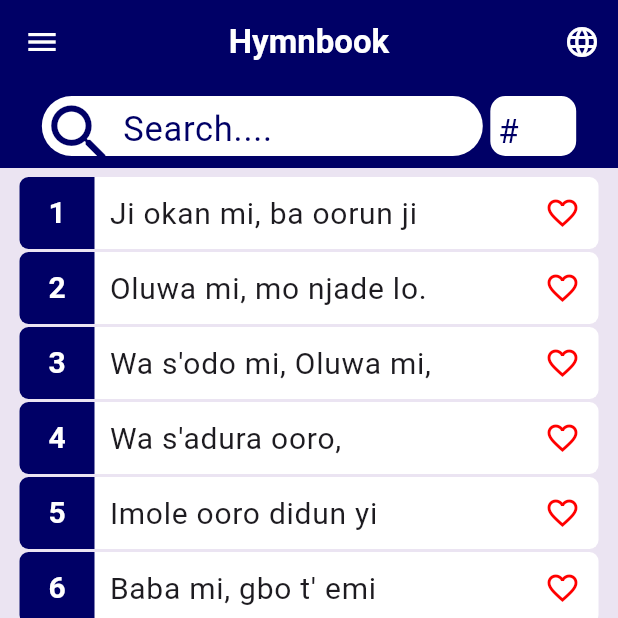
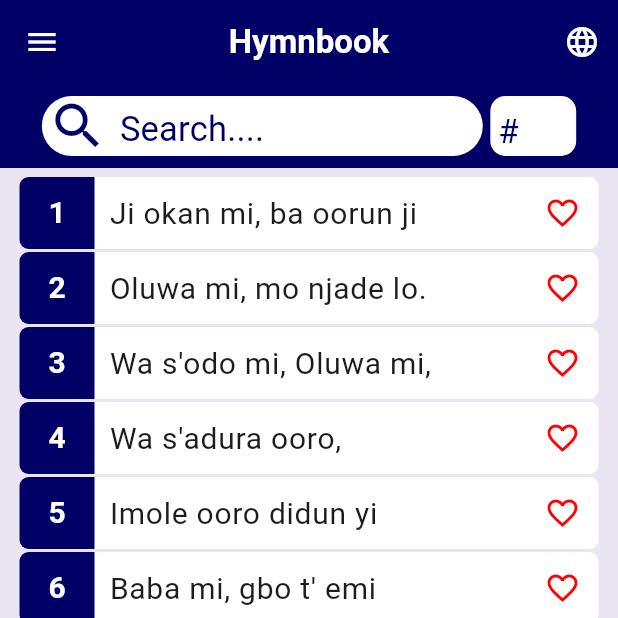
Before and after one commit to Jlvck/gac_hymnal_app, a Flutter app: the screen it shows after launch, on a phone screen of 412 x 824 dp, the top half of it. Run offline on Flutter 3.47's test engine with Material 3 defaults, Android fonts, the phone set to English and light mode, and no system bars; our stand-ins replace animated_splash_screen, community_material_icon, page_transition, shared_preferences.

Commit message:
preping for dark theme

```diff
--- a/lib/main.dart
+++ b/lib/main.dart
@@ -2,6 +2,8 @@ import 'package:flutter/material.dart';
 import 'package:provider/provider.dart';
 import 'package:animated_splash_screen/animated_splash_screen.dart';
 import 'package:page_transition/page_transition.dart';
+
+import './theme_class.dart';
 
 import 'providers/hymn_book_provider.dart';
 import 'providers/navigation_provider.dart';
@@ -45,29 +47,7 @@ class MyApp extends StatelessWidget {
         debugShowCheckedModeBanner: false,
         home: const MyHomePage(),
         title: 'GAC Hymnal(Adigbe Branch)',
-        theme: ThemeData(
-          drawerTheme: const DrawerThemeData(backgroundColor: Colors.white),
-          listTileTheme: const ListTileThemeData(tileColor: Colors.white),
-          cardTheme: CardTheme(
-              shape: RoundedRectangleBorder(
-                  borderRadius: BorderRadius.circular(15))),
-          useMaterial3: true,
-          scaffoldBackgroundColor: Colors.white,
-          dividerTheme: const DividerThemeData(color: Colors.transparent),
-          appBarTheme: AppBarTheme(
-              iconTheme: const IconThemeData(color: Colors.white),
-              elevation: 5,
-              scrolledUnderElevation: 10,
-              backgroundColor: mycolor,
-              centerTitle: true,
-              titleTextStyle: const TextStyle(
-                  fontWeight: FontWeight.bold,
-                  fontSize: 22,
-                  color: Colors.white)),
-          primarySwatch: mycolor,
-          secondaryHeaderColor: const Color.fromARGB(255, 255, 0, 0),
-          primaryColor: mycolor,
-        ),
+        theme: ThemeClass.lightTheme,
         routes: {
           HymnBookScreen.routeName: (ctx) => const HymnBookScreen(),
           FavoritesScreen.routeName: (ctx) => const FavoritesScreen(),
--- a/lib/screens/hymn_book_screen.dart
+++ b/lib/screens/hymn_book_screen.dart
@@ -6,7 +6,6 @@ import 'package:provider/provider.dart';
 import '../providers/hymn_book_provider.dart';
 
 import 'hymn_view_screen.dart';
-
 import '../widgets/main_text_field.dart';
 import '../widgets/displayed_hymn_list.dart';
 import '../widgets/drawer.dart';
@@ -76,9 +75,9 @@ class _HymnBookScreenState extends State<HymnBookScreen> {
         drawer: MainDrawer(),
         backgroundColor: const Color.fromARGB(255, 235, 228, 242),
         appBar: AppBar(
-          elevation: 0,
-          centerTitle: true,
-          backgroundColor: Theme.of(context).primaryColor,
+          // elevation: 0,
+          // centerTitle: true,
+          // backgroundColor: Theme.of(context).primaryColor,
           title: const Text(
             screenName,
             overflow: TextOverflow.visible,
--- /dev/null
+++ b/lib/theme_class.dart
@@ -0,0 +1,47 @@
+import "package:flutter/material.dart";
+
+class ThemeClass {
+  static final MaterialColor mycolor = MaterialColor(
+    const Color.fromRGBO(0, 0, 102, 1).value,
+    const <int, Color>{
+      50: Color.fromRGBO(49, 49, 181, 1),
+      100: Color.fromRGBO(0, 0, 108, 1),
+      200: Color.fromRGBO(1, 1, 113, 1),
+      300: Color.fromRGBO(3, 3, 115, 1),
+      400: Color.fromRGBO(0, 0, 102, 1),
+      500: Color.fromRGBO(0, 0, 102, 1),
+      600: Color.fromRGBO(0, 0, 102, 1),
+      700: Color.fromRGBO(0, 0, 102, 1),
+      800: Color.fromRGBO(0, 0, 102, 1),
+      900: Color.fromRGBO(0, 0, 102, 1),
+    },
+  );
+
+  static ThemeData lightTheme = ThemeData(
+    brightness: Brightness.light,
+    drawerTheme: const DrawerThemeData(backgroundColor: Colors.white),
+    listTileTheme: const ListTileThemeData(tileColor: Colors.white),
+    primaryTextTheme: const TextTheme(
+      //TextField text style(Light)
+      titleMedium: TextStyle(
+          fontSize: 23, color: Colors.black, fontWeight: FontWeight.normal),
+    ),
+    cardTheme: CardTheme(
+        shape: RoundedRectangleBorder(borderRadius: BorderRadius.circular(15))),
+    useMaterial3: true,
+    scaffoldBackgroundColor: const Color.fromARGB(255, 235, 228, 242),
+    dividerTheme: const DividerThemeData(color: Colors.transparent),
+    //App Bar Theme(light)
+    appBarTheme: AppBarTheme(
+        iconTheme: const IconThemeData(color: Colors.white),
+        elevation: 0,
+        scrolledUnderElevation: 0,
+        backgroundColor: mycolor.shade400,
+        centerTitle: true,
+        titleTextStyle: const TextStyle(
+            fontWeight: FontWeight.bold, fontSize: 22, color: Colors.white)),
+    primarySwatch: mycolor,
+    secondaryHeaderColor: const Color.fromARGB(255, 255, 0, 0),
+    primaryColor: mycolor.shade400,
+  );
+}
--- a/lib/widgets/main_text_field.dart
+++ b/lib/widgets/main_text_field.dart
@@ -44,9 +44,7 @@ class _MainTextFieldState extends State<MainTextField> {
               left: 15,
             ),
             decoration: BoxDecoration(
-              borderRadius: BorderRadius.circular(20),
-              color: Colors.white,
-            ),
+                borderRadius: BorderRadius.circular(20), color: Colors.white),
             child: SizedBox(
               height: 40,
               child: TextField(
@@ -59,8 +57,7 @@ class _MainTextFieldState extends State<MainTextField> {
                 strutStyle: const StrutStyle(
                   forceStrutHeight: true,
                 ),
-                style: TextStyle(
-                    fontSize: 23, color: Theme.of(context).primaryColor),
+                style: Theme.of(context).primaryTextTheme.titleMedium,
                 onTapOutside: (event) =>
                     FocusManager.instance.primaryFocus?.unfocus(),
                 onTap: () => widget.onTapTitle(),
@@ -80,10 +77,12 @@ class _MainTextFieldState extends State<MainTextField> {
                   hintMaxLines: 1,
                   hintTextDirection: TextDirection.ltr,
 
-                  prefixIcon: Icon(
-                    Icons.search,
-                    color: Theme.of(context).primaryColor,
-                    size: 50,
+                  prefixIcon: FittedBox(
+                    child: Icon(
+                      Icons.search,
+                      color: Theme.of(context).primaryColor,
+                      size: 50,
+                    ),
                   ),
                   suffix: IconButton(
                     padding: EdgeInsets.zero,
```
